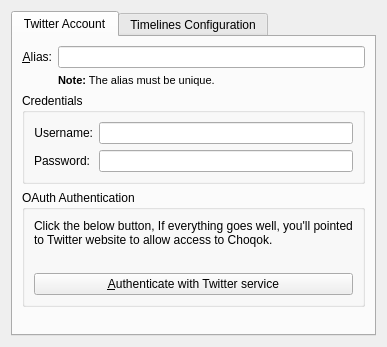
The window that microblogs/twitter/twittereditaccount_base.ui (KDE/choqok) describes before a commit, drawn with Qt 5.
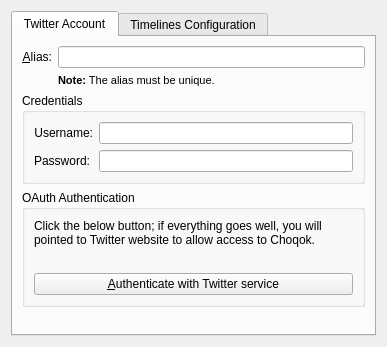
The same window after the commit. Custom widgets are drawn as their Qt base class.

```diff
--- a/microblogs/twitter/twittereditaccount_base.ui
+++ b/microblogs/twitter/twittereditaccount_base.ui
@@ -109,7 +109,7 @@
        <item row="3" column="0" colspan="2">
         <widget class="QGroupBox" name="kcfg_credentialsBox">
          <property name="title">
-          <string>OAuth Authentication </string>
+          <string>OAuth Authentication</string>
          </property>
          <layout class="QGridLayout" name="gridLayout_2">
           <item row="0" column="0" colspan="2">
@@ -121,7 +121,7 @@
              </sizepolicy>
             </property>
             <property name="text">
-             <string>Click the below button, If everything goes well, you'll pointed to Twitter website to allow access to Choqok.</string>
+             <string>Click the below button; if everything goes well, you will pointed to Twitter website to allow access to Choqok.</string>
             </property>
             <property name="wordWrap">
              <bool>true</bool>
```
